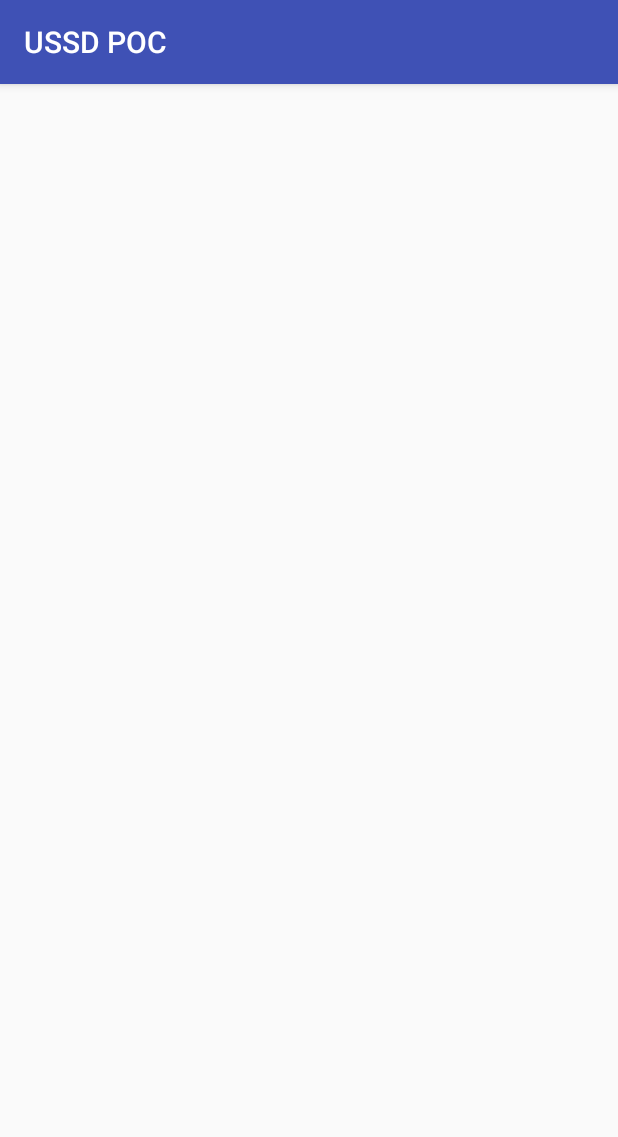
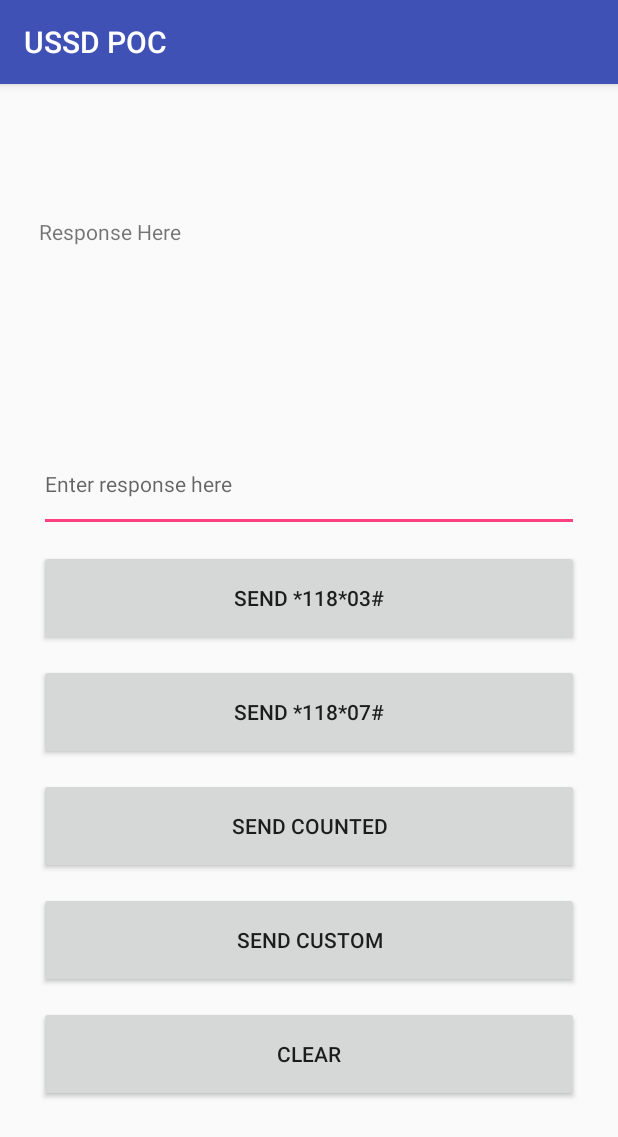
Before and after one commit to eapesa/ussdmobile-android, an Android app: the UssdActivity screen opened directly, with no data from a screen before it, on a phone screen of 412 x 824 dp. Shown: the top 1137 px of the screen. Run offline under Robolectric (Android 15) with nearby library versions, the phone set to English and light mode, and no system bars.

Commit message:
Refactored code and updated buttons

```diff
--- a/app/src/main/java/com/ph/eapesa/ussdpoc/UssdSender.java
+++ b/app/src/main/java/com/ph/eapesa/ussdpoc/UssdSender.java
@@ -23,7 +23,7 @@ public class UssdSender {
 
     private Context context;
 
-    public UssdSender(Context context) {
+    public UssdSender(final Context context) {
         this.context = context;
         ussdManager = (TelephonyManager) context.getSystemService(Context.TELEPHONY_SERVICE);
     }
@@ -35,7 +35,10 @@ public class UssdSender {
     }
 
     public void sendUssd(String text, final Listener listener) {
-        if (ActivityCompat.checkSelfPermission(context, Manifest.permission.CALL_PHONE) == PackageManager.PERMISSION_GRANTED) {
+        boolean isGranted = (ActivityCompat.checkSelfPermission(context, Manifest.permission.CALL_PHONE)
+                == PackageManager.PERMISSION_GRANTED);
+        Log.d(TAG, "[PERMISSION] GRANTED? " + isGranted);
+        if (isGranted) {
             ussdManager.sendUssdRequest(text, new TelephonyManager.UssdResponseCallback() {
                 @Override
                 public void onReceiveUssdResponse(TelephonyManager telephonyManager, String request, CharSequence response) {
--- a/app/src/main/res/layout/activity_ussd.xml
+++ b/app/src/main/res/layout/activity_ussd.xml
@@ -17,31 +17,45 @@
 
         <TextView
             android:id="@+id/ussd_textview_response"
-            android:visibility="invisible"
             android:layout_width="360dp"
-            android:layout_height="256dp"
+            android:layout_height="128dp"
             android:textSize="14sp"
             android:text="Response Here" />
         <EditText
             android:id="@+id/ussd_editview_request"
-            android:visibility="invisible"
             android:layout_width="360dp"
             android:layout_height="64dp"
             android:textSize="14sp"
             android:layout_marginTop="18dp"
             android:hint="Enter response here" />
         <Button
-            android:id="@+id/ussd_button_send"
-            android:visibility="invisible"
-            android:text="@string/ussd_button_label_send"
-            android:layout_marginTop="18dp"
+            android:id="@+id/ussd_button_03"
+            android:text="@string/ussd_button_label_03"
+            android:layout_marginTop="12dp"
+            android:layout_width="360dp"
+            android:layout_height="64dp" />
+        <Button
+            android:id="@+id/ussd_button_07"
+            android:text="@string/ussd_button_label_07"
+            android:layout_marginTop="12dp"
+            android:layout_width="360dp"
+            android:layout_height="64dp" />
+        <Button
+            android:id="@+id/ussd_button_counted"
+            android:text="@string/ussd_button_label_counted"
+            android:layout_marginTop="12dp"
+            android:layout_width="360dp"
+            android:layout_height="64dp" />
+        <Button
+            android:id="@+id/ussd_button_custom"
+            android:text="@string/ussd_button_label_custom"
+            android:layout_marginTop="12dp"
             android:layout_width="360dp"
             android:layout_height="64dp" />
         <Button
             android:id="@+id/ussd_button_refresh"
-            android:visibility="invisible"
             android:text="@string/ussd_button_label_refresh"
-            android:layout_marginTop="18dp"
+            android:layout_marginTop="12dp"
             android:layout_width="360dp"
             android:layout_height="64dp" />
 
--- a/app/src/main/res/values/strings.xml
+++ b/app/src/main/res/values/strings.xml
@@ -1,6 +1,9 @@
 <resources>
     <string name="app_name">USSD POC</string>
     <string name="main_button_label_sync">Sync</string>
-    <string name="ussd_button_label_send">Send</string>
-    <string name="ussd_button_label_refresh">Refresh</string>
+    <string name="ussd_button_label_custom">SEND CUSTOM</string>
+    <string name="ussd_button_label_03">SEND *118*03#</string>
+    <string name="ussd_button_label_07">SEND *118*07#</string>
+    <string name="ussd_button_label_counted">SEND COUNTED</string>
+    <string name="ussd_button_label_refresh">CLEAR</string>
 </resources>
```
Also changed, not shown: app/src/main/java/com/ph/eapesa/ussdpoc/UssdActivity.java (+57 -66 lines).
